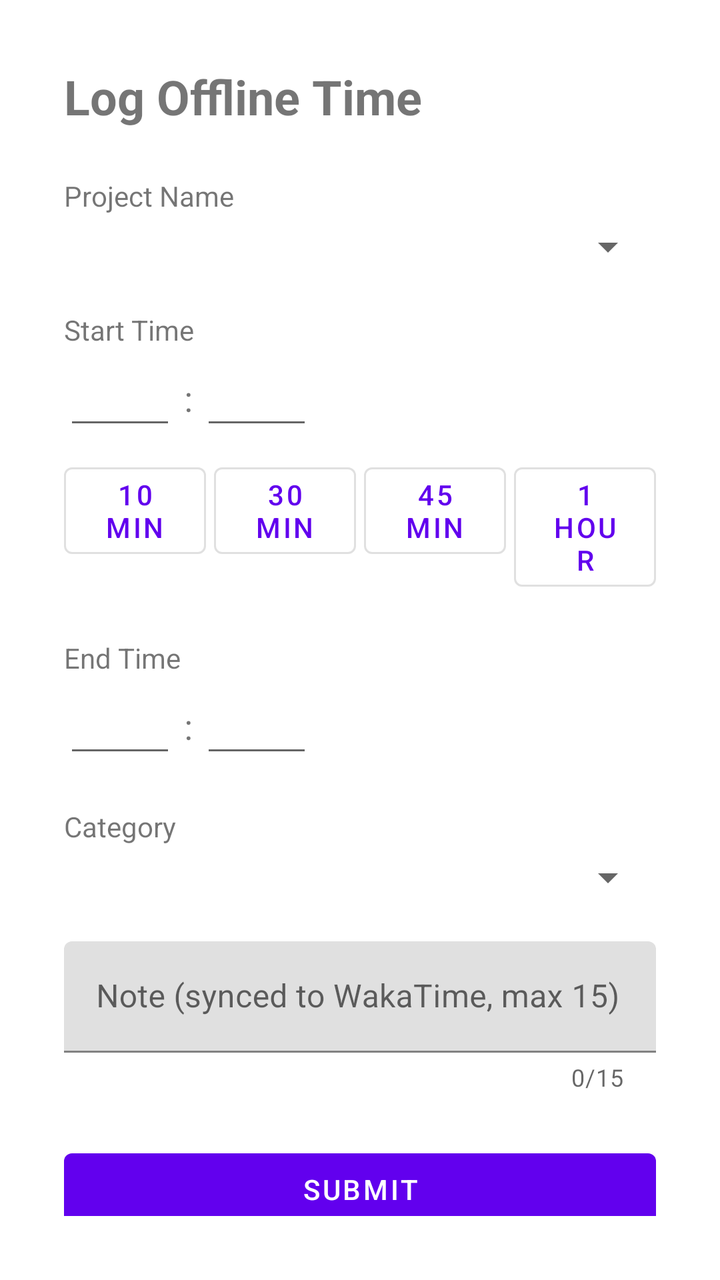
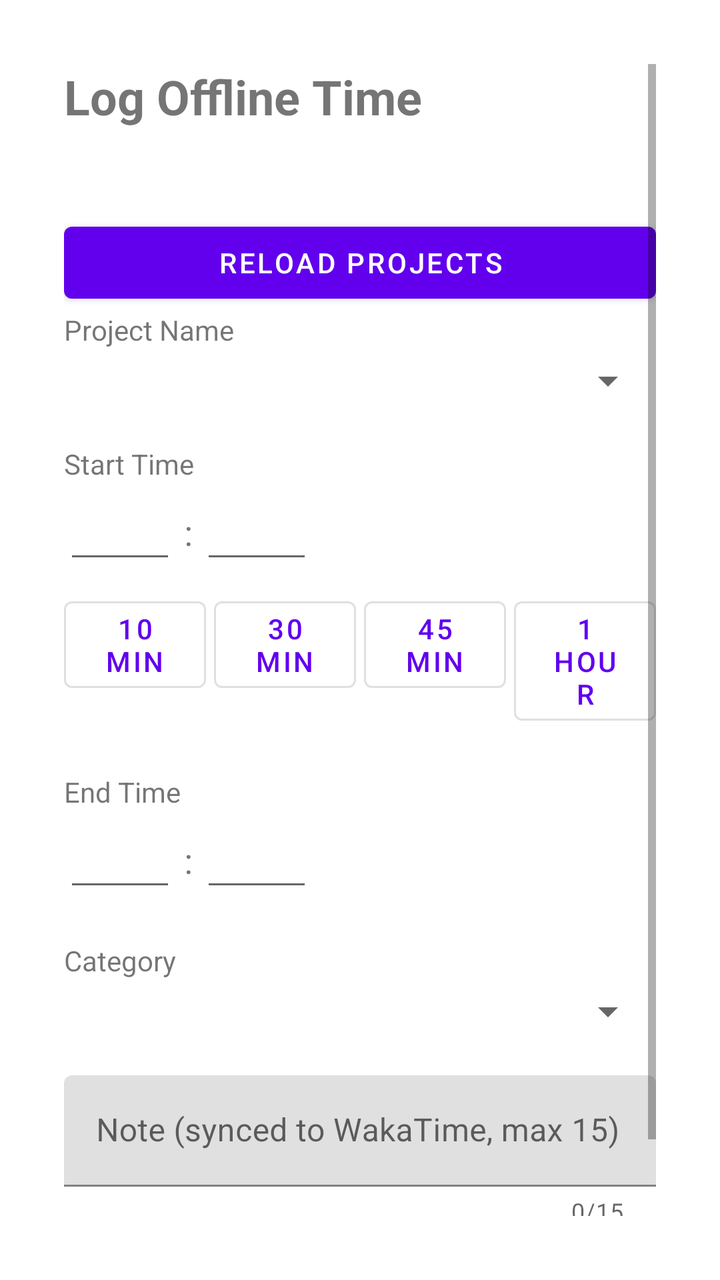

The first picture is an Android layout as it rendered before a commit; the second is the same layout after the commit. The layout source and the unified diff follow.
<!-- AndroidManifest.xml: application theme Theme.WakAnd -->
<!-- res/layout/activity_offline_time.xml -->
<?xml version="1.0" encoding="utf-8"?>
<ScrollView xmlns:android="http://schemas.android.com/apk/res/android"
    xmlns:app="http://schemas.android.com/apk/res-auto"
    xmlns:tools="http://schemas.android.com/tools"
    android:layout_width="match_parent"
    android:layout_height="match_parent"
    android:padding="32dp"
    android:fitsSystemWindows="true">

    <LinearLayout
        android:layout_width="match_parent"
        android:layout_height="wrap_content"
        android:orientation="vertical">

        <TextView
            android:layout_width="wrap_content"
            android:layout_height="wrap_content"
            android:text="@string/offline_time_title"
            android:textSize="24sp"
            android:textStyle="bold"
            android:layout_marginBottom="24dp" />

        
        <TextView
            android:layout_width="wrap_content"
            android:layout_height="wrap_content"
            android:text="@string/hint_project_name"
            android:textSize="14sp"
            android:layout_marginBottom="4dp" />

        <Spinner
            android:id="@+id/spinnerProject"
            android:layout_width="match_parent"
            android:layout_height="wrap_content"
            android:layout_marginBottom="20dp" />

        
        <TextView
            android:layout_width="wrap_content"
            android:layout_height="wrap_content"
            android:text="@string/label_start_time"
            android:textSize="14sp"
            android:layout_marginBottom="4dp" />

        <LinearLayout
            android:layout_width="wrap_content"
            android:layout_height="wrap_content"
            android:orientation="horizontal"
            android:gravity="center_vertical"
            android:layout_marginBottom="8dp">

            <EditText
                android:id="@+id/editStartHour"
                android:layout_width="56dp"
                android:layout_height="wrap_content"
                android:inputType="number"
                android:maxLength="2"
                android:gravity="center"
                android:importantForAutofill="no"
                tools:ignore="LabelFor" />

            <TextView
                android:layout_width="wrap_content"
                android:layout_height="wrap_content"
                android:text="@string/time_separator"
                android:textSize="18sp"
                android:layout_marginStart="4dp"
                android:layout_marginEnd="4dp" />

            <EditText
                android:id="@+id/editStartMinute"
                android:layout_width="56dp"
                android:layout_height="wrap_content"
                android:inputType="number"
                android:maxLength="2"
                android:gravity="center"
                android:importantForAutofill="no"
                tools:ignore="LabelFor" />
        </LinearLayout>

        
        <LinearLayout
            android:layout_width="match_parent"
            android:layout_height="wrap_content"
            android:orientation="horizontal"
            android:layout_marginBottom="20dp">

            <Button
                android:id="@+id/btnQuick10m"
                style="?attr/materialButtonOutlinedStyle"
                android:layout_width="0dp"
                android:layout_height="wrap_content"
                android:layout_weight="1"
                android:layout_marginEnd="4dp"
                android:text="@string/quick_10m" />

            <Button
                android:id="@+id/btnQuick30m"
                style="?attr/materialButtonOutlinedStyle"
                android:layout_width="0dp"
                android:layout_height="wrap_content"
                android:layout_weight="1"
                android:layout_marginEnd="4dp"
                android:text="@string/quick_30m" />

            <Button
                android:id="@+id/btnQuick45m"
                style="?attr/materialButtonOutlinedStyle"
                android:layout_width="0dp"
                android:layout_height="wrap_content"
                android:layout_weight="1"
                android:layout_marginEnd="4dp"
                android:text="@string/quick_45m" />

            <Button
                android:id="@+id/btnQuick1h"
                style="?attr/materialButtonOutlinedStyle"
                android:layout_width="0dp"
                android:layout_height="wrap_content"
                android:layout_weight="1"
                android:text="@string/quick_1h" />
        </LinearLayout>

        
        <TextView
            android:layout_width="wrap_content"
            android:layout_height="wrap_content"
            android:text="@string/label_end_time"
            android:textSize="14sp"
            android:layout_marginBottom="4dp" />

        <LinearLayout
            android:layout_width="wrap_content"
            android:layout_height="wrap_content"
            android:orientation="horizontal"
            android:gravity="center_vertical"
            android:layout_marginBottom="20dp">

            <EditText
                android:id="@+id/editEndHour"
                android:layout_width="56dp"
                android:layout_height="wrap_content"
                android:inputType="number"
                android:maxLength="2"
                android:gravity="center"
                android:importantForAutofill="no"
                tools:ignore="LabelFor" />

            <TextView
                android:layout_width="wrap_content"
                android:layout_height="wrap_content"
                android:text="@string/time_separator"
                android:textSize="18sp"
                android:layout_marginStart="4dp"
                android:layout_marginEnd="4dp" />

            <EditText
                android:id="@+id/editEndMinute"
                android:layout_width="56dp"
                android:layout_height="wrap_content"
                android:inputType="number"
                android:maxLength="2"
                android:gravity="center"
                android:importantForAutofill="no"
                tools:ignore="LabelFor" />
        </LinearLayout>

        
        <TextView
            android:layout_width="wrap_content"
            android:layout_height="wrap_content"
            android:text="@string/label_category"
            android:textSize="14sp"
            android:layout_marginBottom="4dp" />

        <Spinner
            android:id="@+id/spinnerCategory"
            android:layout_width="match_parent"
            android:layout_height="wrap_content"
            android:layout_marginBottom="20dp" />

        
        <com.google.android.material.textfield.TextInputLayout
            android:layout_width="match_parent"
            android:layout_height="wrap_content"
            android:layout_marginBottom="24dp"
            app:counterEnabled="true"
            app:counterMaxLength="15"
            android:hint="@string/hint_meta">

            <com.google.android.material.textfield.TextInputEditText
                android:id="@+id/editMeta"
                android:layout_width="match_parent"
                android:layout_height="wrap_content"
                android:inputType="text"
                android:singleLine="true"
                android:maxLength="15" />
        </com.google.android.material.textfield.TextInputLayout>

        <Button
            android:id="@+id/btnSubmit"
            android:layout_width="match_parent"
            android:layout_height="wrap_content"
            android:text="@string/btn_submit" />

    </LinearLayout>
</ScrollView>
<!-- resources referenced by this layout -->
<resources>
  <string name="btn_submit">Submit</string>
  <string name="hint_meta">Note (synced to WakaTime, max 15)</string>
  <string name="hint_project_name">Project Name</string>
  <string name="label_category">Category</string>
  <string name="label_end_time">End Time</string>
  <string name="label_start_time">Start Time</string>
  <string name="offline_time_title">Log Offline Time</string>
  <string name="quick_10m">10 min</string>
  <string name="quick_1h">1 hour</string>
  <string name="quick_30m">30 min</string>
  <string name="quick_45m">45 min</string>
  <string name="time_separator">:</string>
  <style name="Theme.WakAnd" parent="Theme.MaterialComponents.DayNight.NoActionBar">
          
          <item name="colorPrimary">@color/purple_500</item>
          <item name="colorPrimaryVariant">@color/purple_700</item>
          <item name="colorOnPrimary">@color/white</item>
          
          <item name="colorSecondary">@color/teal_200</item>
          <item name="colorSecondaryVariant">@color/teal_700</item>
          <item name="colorOnSecondary">@color/black</item>
          
          <item name="android:statusBarColor">?attr/colorPrimaryVariant</item>
          
      </style>
  <color name="purple_500">#FF6200EE</color>
  <color name="purple_700">#FF3700B3</color>
  <color name="white">#FFFFFFFF</color>
  <color name="teal_200">#FF03DAC5</color>
  <color name="teal_700">#FF018786</color>
  <color name="black">#FF000000</color>
</resources>

<!-- the commit's change to res/layout/activity_offline_time.xml (unified diff, before → after) -->
@@ -22,6 +22,16 @@
 
         
         <TextView
+            android:id="@+id/txtProjectsStatus"
+            android:layout_width="match_parent"
+            android:layout_height="wrap_content"
+            android:accessibilityLiveRegion="polite" />
+        <Button
+            android:id="@+id/btnRetryProjects"
+            android:layout_width="match_parent"
+            android:layout_height="wrap_content"
+            android:text="@string/api_retry_projects" />
+        <TextView
             android:layout_width="wrap_content"
             android:layout_height="wrap_content"
             android:text="@string/hint_project_name"
<!-- resource entries referenced after the edit -->
@@ -1,5 +1,6 @@
 <!-- resources referenced by this layout -->
 <resources>
+  <string name="api_retry_projects">Reload projects</string>
   <string name="btn_submit">Submit</string>
   <string name="hint_meta">Note (synced to WakaTime, max 15)</string>
   <string name="hint_project_name">Project Name</string>
